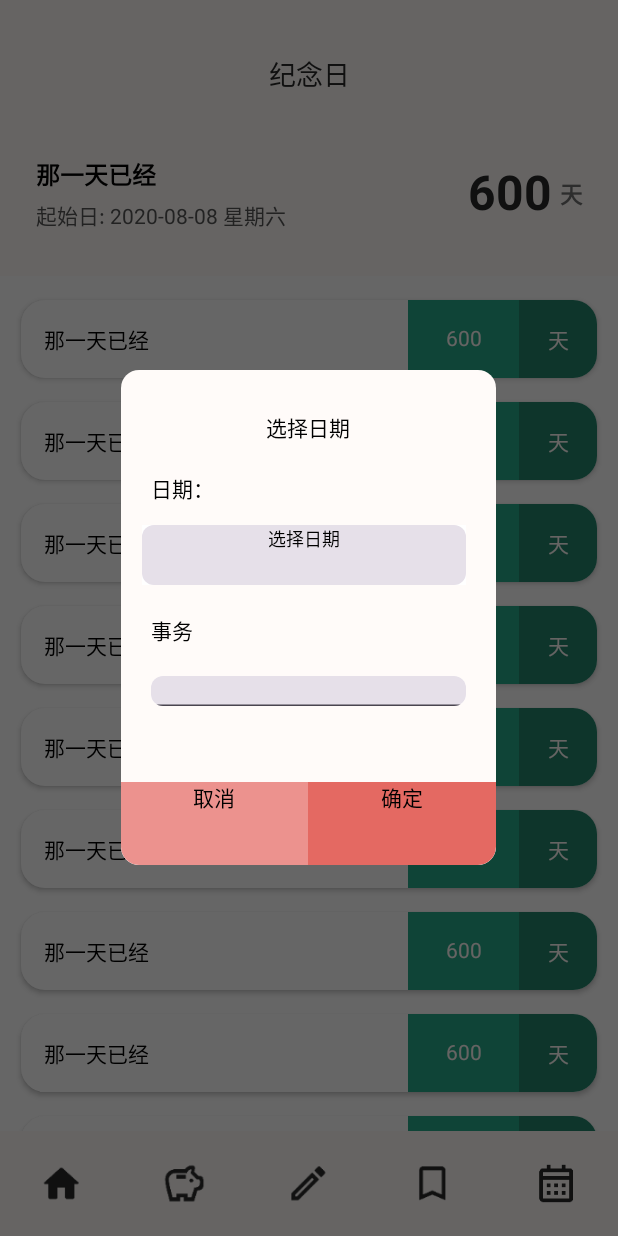
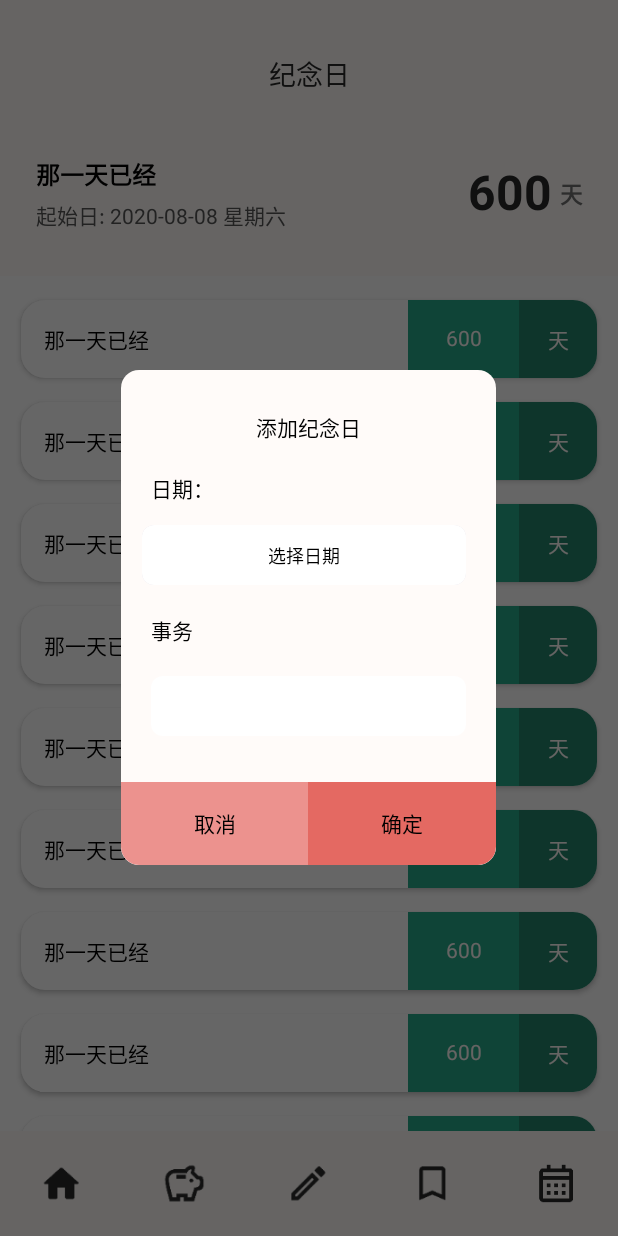
Before and after one commit to yuuuuke/MeAndStar, an Android app built with Jetpack Compose: the fragment DateFragment placed in its activity, after a tap on "那一天已经", on a phone screen of 412 x 824 dp. Run offline under Robolectric (Android 15) with nearby library versions, the phone set to English and light mode, and no system bars; our stand-ins replace constraintlayout-compose.

Commit message:
日期选择器 95%

```diff
--- a/app/src/main/java/com/zhpew/meandstar/app/MyApplication.kt
+++ b/app/src/main/java/com/zhpew/meandstar/app/MyApplication.kt
@@ -1,11 +1,6 @@
 package com.zhpew.meandstar.app
 
 import android.app.Application
-import com.zhpew.meandstar.db.StarRoomDatabase
-import com.zhpew.meandstar.db.dbEntity.CommemorationDayEntity
-import kotlinx.coroutines.Dispatchers
-import kotlinx.coroutines.GlobalScope
-import kotlinx.coroutines.launch
 
 class MyApplication : Application() {
     companion object {
--- a/app/src/main/java/com/zhpew/meandstar/base/BaseFragment.kt
+++ b/app/src/main/java/com/zhpew/meandstar/base/BaseFragment.kt
@@ -12,7 +12,7 @@ import java.lang.reflect.ParameterizedType
 
 abstract class BaseFragment<T : BaseViewModel> : Fragment() {
 
-    private lateinit var vm: T
+    protected lateinit var vm: T
 
     override fun onCreateView(
         inflater: LayoutInflater,
--- a/app/src/main/java/com/zhpew/meandstar/db/dbEntity/CommemorationDayEntity.kt
+++ b/app/src/main/java/com/zhpew/meandstar/db/dbEntity/CommemorationDayEntity.kt
@@ -4,8 +4,7 @@ import androidx.room.Entity
 import androidx.room.PrimaryKey
 
 @Entity("table_commemoration")
-data class CommemorationDayEntity(var bgUrl: String?,  // 背景图
-                                  var content: String, // 内容
+data class CommemorationDayEntity(var content: String, // 内容
                                   var date: Long,// 日期时间戳
                                   var showInDesktop:Boolean = false // 展示在桌面小组件上面
                                 ) {
--- a/app/src/main/java/com/zhpew/meandstar/fragment/DateFragment.kt
+++ b/app/src/main/java/com/zhpew/meandstar/fragment/DateFragment.kt
@@ -1,36 +1,38 @@
 package com.zhpew.meandstar.fragment
 
+import android.util.Log
 import androidx.compose.foundation.background
 import androidx.compose.foundation.clickable
 import androidx.compose.foundation.layout.*
 import androidx.compose.foundation.lazy.LazyColumn
 import androidx.compose.foundation.shape.RoundedCornerShape
 import androidx.compose.material.Card
-import androidx.compose.material.FloatingActionButton
 import androidx.compose.material.Text
 import androidx.compose.runtime.Composable
 import androidx.compose.runtime.mutableStateOf
 import androidx.compose.ui.Alignment
 import androidx.compose.ui.Modifier
-import androidx.compose.ui.draw.clip
 import androidx.compose.ui.res.colorResource
 import androidx.compose.ui.text.font.FontWeight
-import androidx.compose.ui.text.style.TextAlign
 import androidx.compose.ui.unit.dp
 import androidx.compose.ui.unit.sp
-import androidx.compose.ui.zIndex
+import androidx.compose.ui.window.Dialog
 import com.zhpew.meandstar.R
-import com.zhpew.meandstar.activity.DateEditActivity
 import com.zhpew.meandstar.base.BaseFragment
+import com.zhpew.meandstar.db.dbEntity.CommemorationDayEntity
 import com.zhpew.meandstar.vm.DateViewModel
 import com.zhpew.meandstar.widget.AddDateDialog
+import com.zhpew.meandstar.widget.DatePickerView
 
 /**
  * 纪念日
  */
 class DateFragment : BaseFragment<DateViewModel>() {
 
-    val showDatePicker = mutableStateOf(false)
+    private val showAddDataDialog = mutableStateOf(false)
+    private val showDatePicker = mutableStateOf(false)
+
+    private val clickedItem = mutableStateOf<CommemorationDayEntity?>(null)
 
     @Composable
     override fun InitComposeView() {
@@ -57,11 +59,9 @@ class DateFragment : BaseFragment<DateViewModel>() {
             }
             HeaderView()
             ListData()
-            if(showDatePicker.value){
-                AddDateDialog{
-                    showDatePicker.value = false
-                }
-            }
+
+            AddDate()
+            DatePicker()
         }
     }
 
@@ -128,7 +128,7 @@ class DateFragment : BaseFragment<DateViewModel>() {
                         .height(52.dp)
                         .fillMaxWidth()
                         .clickable {
-                            showDatePicker.value = true
+                            showAddDataDialog.value = true
                         }
                 ) {
                     Row(
@@ -179,4 +179,36 @@ class DateFragment : BaseFragment<DateViewModel>() {
         }
         )
     }
+
+    @Composable
+    private fun AddDate() {
+        if (showAddDataDialog.value) {
+            AddDateDialog(clickedItem.value, {
+                vm.updateData(it)
+            }, {
+                showAddDataDialog.value = false
+            }, {
+                //打开日期选择器
+                showDatePicker.value = true
+            })
+        }
+    }
+
+    @Composable
+    private fun DatePicker() {
+        if (showDatePicker.value) {
+            Dialog(onDismissRequest = { showDatePicker.value = false }) {
+                Card(
+                    shape = RoundedCornerShape(12.dp),
+                    modifier = Modifier
+                        .width(200.dp)
+                        .height(260.dp),
+                ) {
+                    DatePickerView(title = "选择日期", null) {
+                        Log.v("zwp", it.toString())
+                    }
+                }
+            }
+        }
+    }
 }
--- a/app/src/main/java/com/zhpew/meandstar/fragment/HomeFragment.kt
+++ b/app/src/main/java/com/zhpew/meandstar/fragment/HomeFragment.kt
@@ -9,7 +9,6 @@ class HomeFragment: BaseFragment<HomeViewModel>() {
 
     @Composable
     override fun InitComposeView(){
-        DatePickerView("日期选择")
     }
 
 }
--- /dev/null
+++ b/app/src/main/java/com/zhpew/meandstar/utils/DateUtils.kt
@@ -0,0 +1,26 @@
+package com.zhpew.meandstar.utils
+
+import java.text.DateFormat
+import java.text.SimpleDateFormat
+import java.util.*
+
+/**
+ * 时间戳转字符串
+ */
+fun time2String(time: Long): String {
+    if (time <= 0) {
+        return ""
+    }
+    val sdf = SimpleDateFormat("yyyy-MM-dd", Locale.getDefault())
+    return sdf.format(Date(time))
+}
+
+fun string2Time(time: String): Long {
+    return try {
+        val df: DateFormat = SimpleDateFormat("yyyy-MM-dd", Locale.getDefault())
+        val date: Date? = df.parse(time)
+        date?.time ?: 0
+    } catch (e: java.lang.Exception) {
+        0
+    }
+}
--- a/app/src/main/java/com/zhpew/meandstar/vm/DateViewModel.kt
+++ b/app/src/main/java/com/zhpew/meandstar/vm/DateViewModel.kt
@@ -1,6 +1,12 @@
 package com.zhpew.meandstar.vm
 
 import com.zhpew.meandstar.base.BaseViewModel
+import com.zhpew.meandstar.db.dbEntity.CommemorationDayEntity
 
 class DateViewModel: BaseViewModel() {
+
+    fun updateData(entity: CommemorationDayEntity){
+
+    }
+
 }
--- a/app/src/main/java/com/zhpew/meandstar/widget/AddDateDialog.kt
+++ b/app/src/main/java/com/zhpew/meandstar/widget/AddDateDialog.kt
@@ -1,35 +1,42 @@
 package com.zhpew.meandstar.widget
 
-import android.app.Dialog
-import android.content.Context
-import android.view.View
-import android.widget.EditText
-import android.widget.TextView
+import android.util.Log
 import androidx.compose.foundation.background
-import androidx.compose.foundation.border
 import androidx.compose.foundation.layout.*
 import androidx.compose.foundation.shape.RoundedCornerShape
 import androidx.compose.foundation.text.BasicTextField
 import androidx.compose.material3.Card
 import androidx.compose.material3.ExperimentalMaterial3Api
 import androidx.compose.material3.Text
-import androidx.compose.material3.TextField
 import androidx.compose.runtime.Composable
+import androidx.compose.runtime.mutableStateOf
+import androidx.compose.runtime.remember
 import androidx.compose.ui.Alignment
 import androidx.compose.ui.Modifier
 import androidx.compose.ui.draw.clip
 import androidx.compose.ui.res.colorResource
 import androidx.compose.ui.res.stringResource
+import androidx.compose.ui.text.TextStyle
 import androidx.compose.ui.text.style.TextAlign
 import androidx.compose.ui.unit.dp
 import androidx.compose.ui.unit.sp
 import androidx.compose.ui.window.Dialog
 import com.zhpew.meandstar.R
+import com.zhpew.meandstar.db.dbEntity.CommemorationDayEntity
+import com.zhpew.meandstar.utils.noAnimClick
+import com.zhpew.meandstar.utils.string2Time
+import com.zhpew.meandstar.utils.time2String
 
-@OptIn(ExperimentalMaterial3Api::class)
 @Composable
-fun AddDateDialog(onDismiss: () -> Unit) {
-    Dialog(onDismissRequest = { onDismiss() }) {
+fun AddDateDialog(
+    data: CommemorationDayEntity?,
+    onResult: (data: CommemorationDayEntity) -> Unit,
+    onDismiss: () -> Unit,
+    chooseDate: (onResult: (date: String) -> Unit) -> Unit
+) {
+    val nameValue = remember { mutableStateOf(data?.content ?: "") }
+    val dateValue = remember { mutableStateOf(time2String(data?.date ?: 0)) }
+    Dialog(onDismissRequest = { }) {
         Column(
             modifier = Modifier
                 .width(250.dp)
@@ -38,7 +45,7 @@ fun AddDateDialog(onDismiss: () -> Unit) {
                 .background(colorResource(id = R.color.main_color))
         ) {
             Text(
-                text = stringResource(id = R.string.choose_date),
+                text = stringResource(id = R.string.add_date),
                 modifier = Modifier
                     .padding(top = 28.dp)
                     .fillMaxWidth(),
@@ -57,21 +64,29 @@ fun AddDateDialog(onDismiss: () -> Unit) {
             Card(
                 modifier = Modifier
                     .padding(top = 14.dp, start = 14.dp, end = 20.dp)
-                    .background(colorResource(id = R.color.white))
                     .fillMaxWidth()
                     .height(40.dp),
                 shape = RoundedCornerShape(8.dp)
             ) {
-                Text(
-                    text = stringResource(id = R.string.choose_date),
+                Box(
                     modifier = Modifier
+                        .background(colorResource(id = R.color.white))
                         .fillMaxWidth()
                         .fillMaxHeight()
-                        .align(Alignment.CenterHorizontally),
+                        .noAnimClick {
+                            chooseDate {
+                                dateValue.value = it
+                            }
+                        },
+                    contentAlignment = Alignment.Center
+                ) {
+                    Text(
+                        text = if (dateValue.value == "") stringResource(id = R.string.choose_date) else dateValue.value,
                         textAlign = TextAlign.Center,
                         color = colorResource(id = R.color.black),
                         fontSize = 12.sp,
                     )
+                }
             }
             Text(
                 text = stringResource(id = R.string.thing),
@@ -81,25 +96,36 @@ fun AddDateDialog(onDismiss: () -> Unit) {
                 color = colorResource(id = R.color.black),
                 fontSize = 14.sp
             )
-            TextField(
-                value = "",
-                onValueChange = {},
+            Box(
+                contentAlignment = Alignment.CenterStart,
                 modifier = Modifier
                     .fillMaxWidth()
+                    .padding(top = 20.dp, start = 20.dp, end = 20.dp)
                     .height(40.dp)
-                    .padding(top = 20.dp, start = 20.dp, end = 20.dp)
                     .clip(RoundedCornerShape(8.dp))
                     .background(colorResource(id = R.color.white))
+            ) {
+                BasicTextField(
+                    value = nameValue.value,
+                    textStyle = TextStyle(
+                        fontSize = 14.sp,
+                        color = colorResource(id = R.color.black)
+                    ),
+                    onValueChange = { nameValue.value = it },
+                    singleLine = true,
+                    modifier = Modifier
+                        .padding(start = 10.dp, end = 10.dp)
+                        .fillMaxWidth()
                 )
+            }
             Box(modifier = Modifier.weight(1f, true))
             Row(
                 modifier = Modifier
                     .height(55.dp)
                     .fillMaxWidth()
             ) {
-                Text(
-                    text = stringResource(id = R.string.cancel),
-                    textAlign = TextAlign.Center,
+                Box(
+                    contentAlignment = Alignment.Center,
                     modifier = Modifier
                         .weight(1f, true)
                         .fillMaxHeight()
@@ -107,10 +133,14 @@ fun AddDateDialog(onDismiss: () -> Unit) {
                             RoundedCornerShape(bottomStart = 12.dp)
                         )
                         .background(colorResource(id = R.color.color_EC928E))
-                )
-                Text(
-                    text = stringResource(id = R.string.ok),
-                    textAlign = TextAlign.Center,
+                        .noAnimClick {
+                            onDismiss()
+                        }
+                ) {
+                    Text(text = stringResource(id = R.string.cancel))
+                }
+                Box(
+                    contentAlignment = Alignment.Center,
                     modifier = Modifier
                         .weight(1f, true)
                         .fillMaxHeight()
@@ -118,38 +148,27 @@ fun AddDateDialog(onDismiss: () -> Unit) {
                             RoundedCornerShape(bottomEnd = 12.dp)
                         )
                         .background(colorResource(id = R.color.color_E46962))
+                        .noAnimClick {
+                            data?.let {
+                                //更新
+                                data.date = string2Time(dateValue.value)
+                                data.content = nameValue.value
+                                onResult(data)
+                                return@noAnimClick
+                            }
+
+                            onResult(
+                                CommemorationDayEntity(
+                                    nameValue.value,
+                                    string2Time(dateValue.value),
+                                    showInDesktop = false
                                 )
+                            )
+                        }
+                ) {
+                    Text(text = stringResource(id = R.string.ok))
                 }
             }
         }
     }
-
-//class AddDateDialog(context:Context): Dialog(context,R.style.CommonDialog) {
-//
-//    private val mChooseDate:View
-//    private val mTvDate:TextView
-//    private val mTvOk:TextView
-//    private val mTvCancel:TextView
-//    private val mEtName:EditText
-//
-//    init {
-//        setContentView(R.layout.dialog_add_data)
-//        mChooseDate = findViewById(R.id.card_choose_date)
-//        mTvDate = findViewById(R.id.tv_choose_date)
-//        mTvOk = findViewById(R.id.tv_ok)
-//        mTvCancel = findViewById(R.id.tv_cancel)
-//        mEtName = findViewById(R.id.et_name)
-//
-//        mChooseDate.setOnClickListener{
-//
-//        }
-//
-//        mTvOk.setOnClickListener {
-//
-//        }
-//        mTvCancel.setOnClickListener {
-//            dismiss()
-//        }
-//    }
-//
-//}
+}
```
Also changed, not shown: app/src/main/java/com/zhpew/meandstar/widget/DatePickerView.kt (+106 -26 lines), app/src/main/java/com/zhpew/meandstar/ext/ViewEx.kt (renamed from app/src/main/java/com/zhpew/meandstar/utils/ViewEx.kt). Lines whose indentation alone changed are shown as unchanged.
